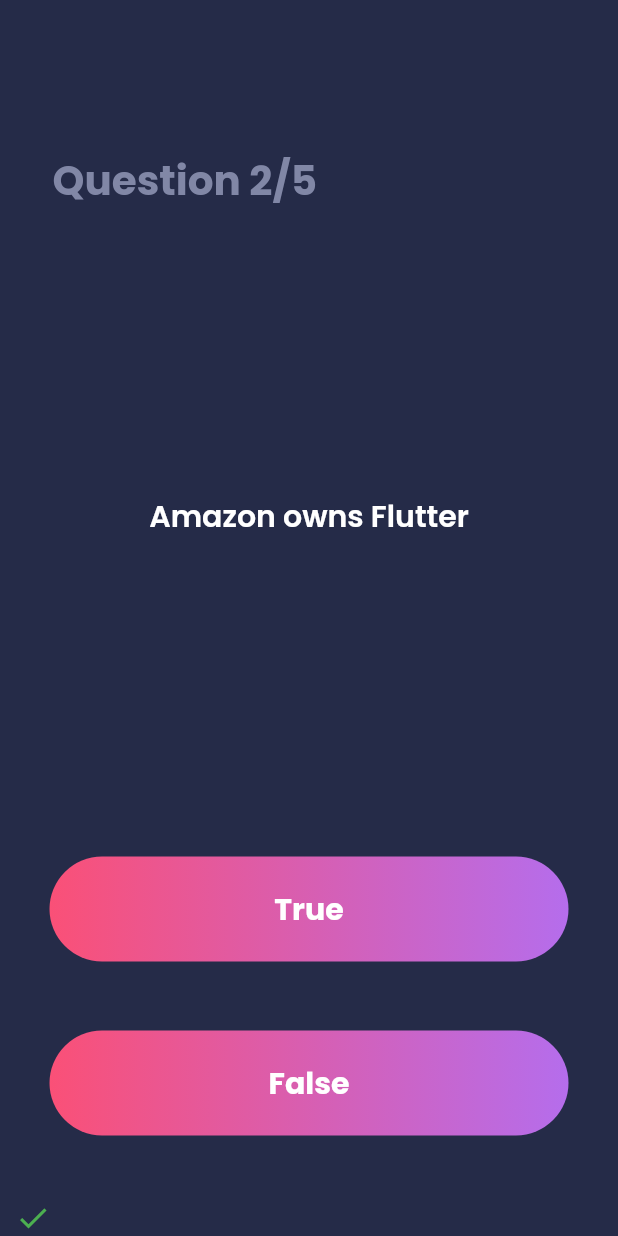
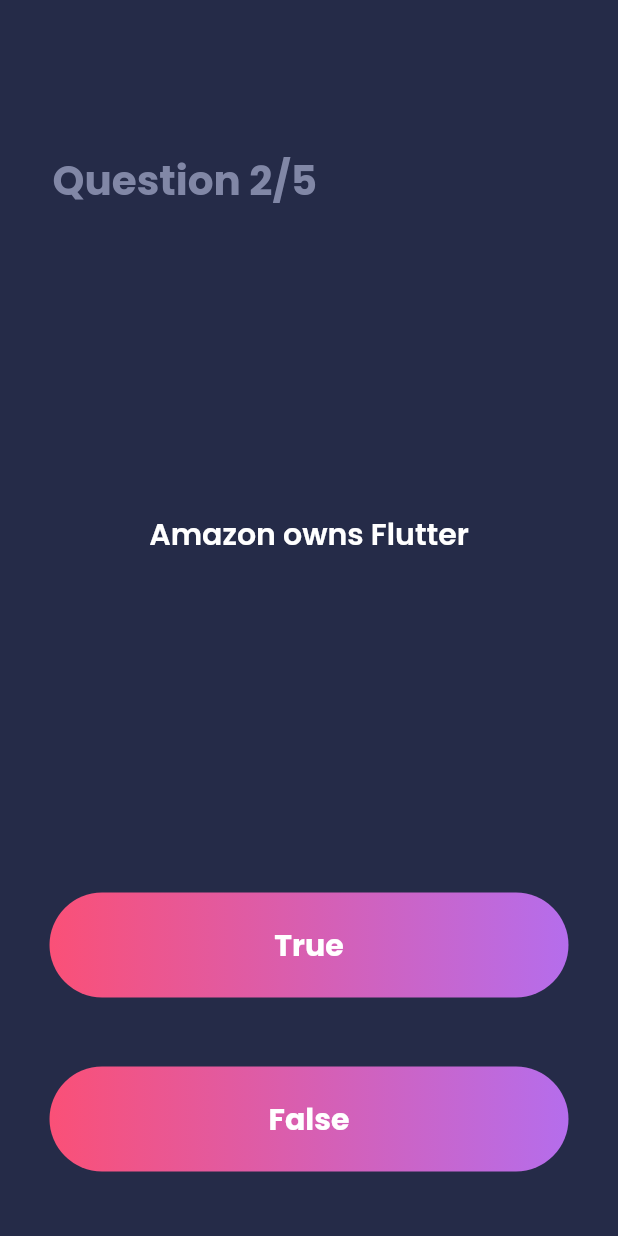
Before and after one commit to lrobelo/flutter-voice, a Flutter app: the screen it shows after launch, after a tap on "True", on a phone screen of 412 x 824 dp. Run offline on Flutter 3.47's test engine with Material 2 defaults, Android fonts, the light colour scheme and no system bars; missing offline and left inert: alan_voice; statements that could not run were skipped.

Commit message:
Update main.dart

```diff
--- a/lib/main.dart
+++ b/lib/main.dart
@@ -33,7 +33,6 @@
 }
 
 class _QuizPageState extends State<QuizPage> {
-  List<Icon> scoreKeeper = [];
   int questionNumber = 0;
   int score = 0;
   String question = '';
@@ -43,20 +42,8 @@
     setState(
       () {
         if (correctAnswer == userPickedAnswer) {
-          scoreKeeper.add(
-            const Icon(
-              Icons.check,
-              color: Colors.green,
-            ),
-          );
           score += 10;
         } else {
-          scoreKeeper.add(
-            const Icon(
-              Icons.close,
-              color: Colors.red,
-            ),
-          );
           score -= 1;
         }
         quizBrain.nextQuestion();
@@ -136,9 +123,6 @@
                     questionNumber++;
                   }),
               const SizedBox(height: 20),
-              Row(
-                children: scoreKeeper,
-              )
             ],
           )
         : ScorePage(score: score);
```
